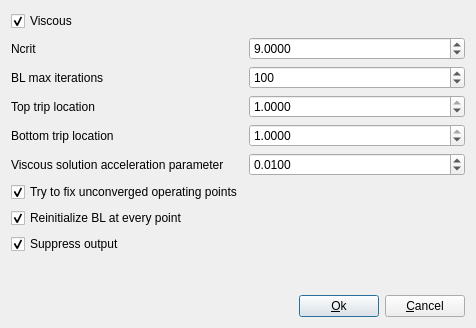
The window that ui/xfoilsettings.ui (montagdude/Xoptfoil) describes before a commit, drawn with Qt 5.
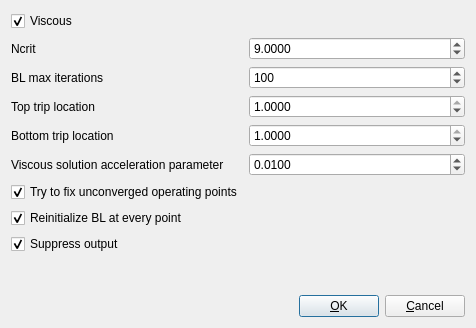
The same window after the commit.

Patch:
```diff
--- a/ui/xfoilsettings.ui
+++ b/ui/xfoilsettings.ui
@@ -216,7 +216,7 @@
      <item>
       <widget class="QPushButton" name="okButton">
        <property name="text">
-        <string>&amp;Ok</string>
+        <string>&amp;OK</string>
        </property>
        <property name="autoDefault">
         <bool>false</bool>
```
